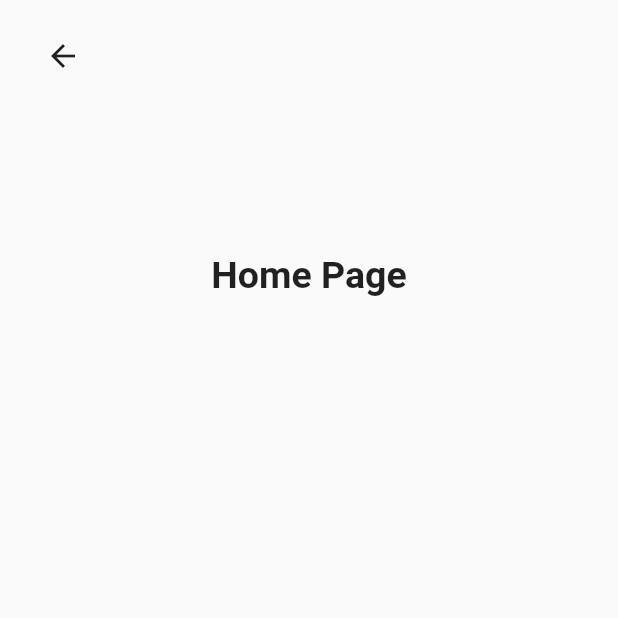
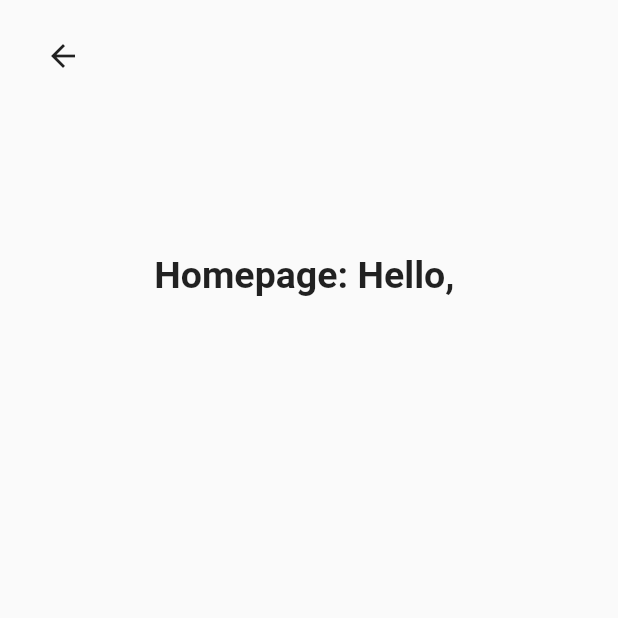
Before and after one commit to RiftNT/sakyahe, a Flutter app: the HomeScreen screen opened by its route, on a phone screen of 412 x 824 dp, the top half of it. Run offline on Flutter 3.47's test engine with Material 2 defaults, Android fonts, the phone set to English and light mode, and no system bars; our stand-ins replace cloud_firestore, country_picker, firebase_auth, firebase_core, pinput; accounts and stored records are empty.

Commit message:
added firestore database, gets name of user

```diff
--- a/lib/screens/home_screen.dart
+++ b/lib/screens/home_screen.dart
@@ -1,7 +1,11 @@
+import 'package:cloud_firestore/cloud_firestore.dart';
+import 'package:firebase_auth/firebase_auth.dart';
 import 'package:flutter/material.dart';
 
+import '../widgets/custom_button.dart';
+
 class HomeScreen extends StatefulWidget {
-  const HomeScreen({super.key});
+  const HomeScreen({Key? key}) : super(key: key);
 
   @override
   State<HomeScreen> createState() => _HomeScreenState();
@@ -10,6 +14,9 @@ class HomeScreen extends StatefulWidget {
 class _HomeScreenState extends State<HomeScreen> {
   @override
   Widget build(BuildContext context) {
+    final uid = FirebaseAuth.instance.currentUser?.uid;
+    final userDoc = FirebaseFirestore.instance.collection('users').doc(uid);
+
     return Scaffold(
       body: SafeArea(
         child: Center(
@@ -25,12 +32,23 @@ class _HomeScreenState extends State<HomeScreen> {
                   ),
                 ),
                 const SizedBox(height: 120),
-                const Text(
-                  "Home Page",
-                  style: TextStyle(
-                    fontSize: 25,
-                    fontWeight: FontWeight.bold,
-                  ),
+                FutureBuilder<DocumentSnapshot>(
+                  future: userDoc.get(),
+                  builder: (context, snapshot) {
+                    if (snapshot.connectionState == ConnectionState.waiting) {
+                      return const CircularProgressIndicator();
+                    }
+                    final data = snapshot.data?.data() ?? {};
+                    final name = (data as Map<String, dynamic>)['name'] as String? ?? 'User';
+
+                    return Text(
+                      'Homepage: Hello, $name',
+                      style: const TextStyle(
+                        fontSize: 25,
+                        fontWeight: FontWeight.bold,
+                      ),
+                    );
+                  },
                 ),
               ],
             ),
--- a/pubspec.yaml
+++ b/pubspec.yaml
@@ -39,6 +39,7 @@ dependencies:
   firebase_auth: ^4.5.0
   firebase_core: ^2.11.0
   pinput: ^2.2.31
+  cloud_firestore: ^4.7.0
 
 dev_dependencies:
   flutter_test:
```
Also changed, not shown: lib/main.dart (+51 -17 lines), lib/screens/user_info_screen.dart (+31 -16 lines), pubspec.lock, 2 other files.
